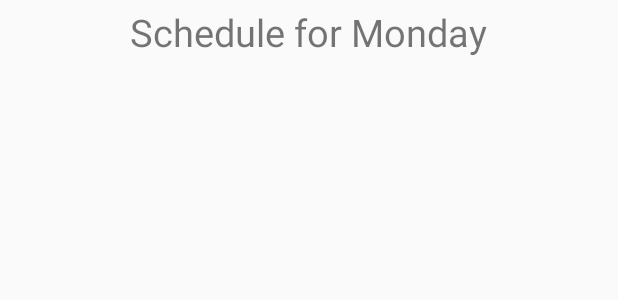
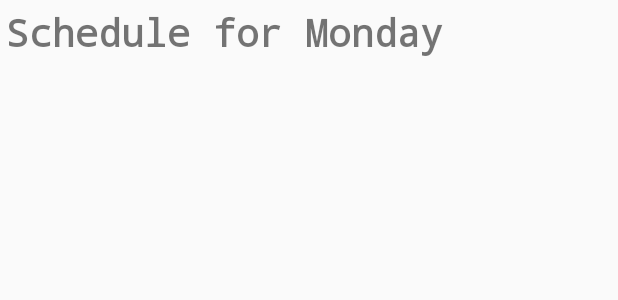
Before and after one commit to tobydigz/HebronRadio, an Android app: the layout fragment_schedule.xml on its own in the app's theme, with its tools: preview values and no code run, on a phone screen of 412 x 824 dp. Shown: the top 300 px of the screen. Run offline under Robolectric (Android 15) with nearby library versions, the phone set to English and light mode, and no system bars; network calls fail.

```diff
--- a/app/build.gradle
+++ b/app/build.gradle
@@ -15,8 +15,8 @@ android {
         applicationId "com.digzdigital.hebronradio"
         minSdkVersion 17
         targetSdkVersion 25
-        versionCode 10
-        versionName "1.4"
+        versionCode 12
+        versionName "2.2"
         buildConfigField "String", "CONSUMER_KEY", CONSUMER_KEY
         buildConfigField "String", "CONSUMER_SECRET", CONSUMER_SECRET
 
--- a/app/src/main/res/layout/fragment_schedule.xml
+++ b/app/src/main/res/layout/fragment_schedule.xml
@@ -12,9 +12,10 @@
         android:layout_width="wrap_content"
         android:layout_height="wrap_content"
         android:text="Schedule for Monday"
+        android:textStyle="bold"
         android:textSize="25sp"
         android:padding="4dp"
-        android:layout_gravity="center"/>
+        android:fontFamily="monospace"/>
 
     <android.support.v7.widget.RecyclerView
         android:id="@+id/weeklay"
--- a/app/src/main/res/menu/activity_main_drawer.xml
+++ b/app/src/main/res/menu/activity_main_drawer.xml
@@ -21,8 +21,6 @@
             android:title="#HebroNation"/>
     </group>
     <item
-        android:menuCategory="alternative"
-
         android:title="More">
         <menu>
             <item
```
Also changed, not shown: 1 other file.
